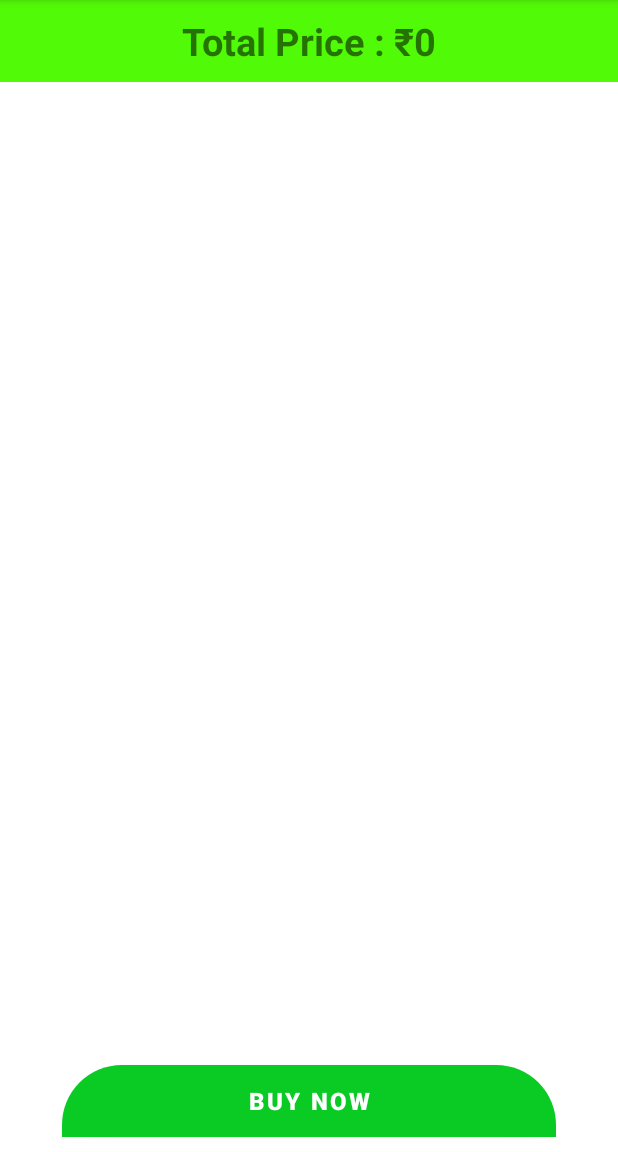
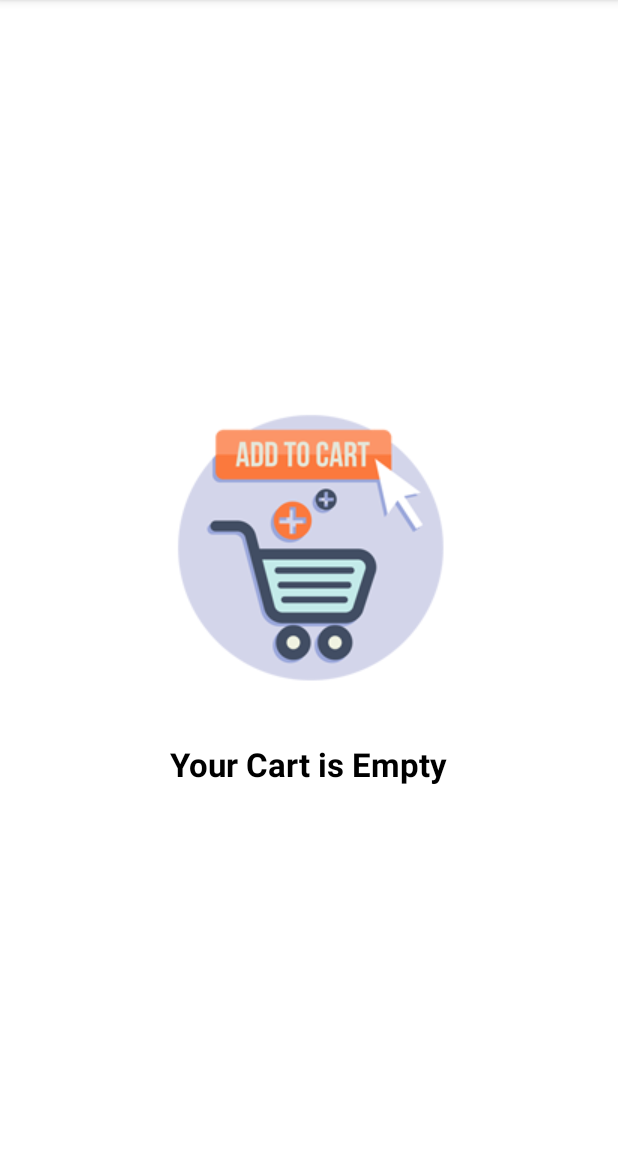
Before and after one commit to vraj129/Grocery-app, an Android app: the CartActivity screen opened directly, with no data from a screen before it, on a phone screen of 412 x 824 dp, the part 84-1236 px from its top. Run offline under Robolectric (Android 15) with nearby library versions, the light colour scheme and no system bars; our stand-ins replace Firebase (no records; nobody signed in at launch, a user with empty details on screens opened directly).

Commit message:
Project Complete

```diff
--- a/app/src/main/AndroidManifest.xml
+++ b/app/src/main/AndroidManifest.xml
@@ -11,6 +11,9 @@
         android:roundIcon="@mipmap/ic_launcher_round"
         android:supportsRtl="true"
         android:theme="@style/Theme.Grocery">
+        <activity
+            android:name=".BuyProduct"
+            android:exported="false" />
         <activity
             android:name=".CartActivity"
             android:exported="false" />
--- a/app/src/main/java/com/example/grocery/CartActivity.java
+++ b/app/src/main/java/com/example/grocery/CartActivity.java
@@ -13,8 +13,11 @@
 import android.content.IntentFilter;
 import android.os.Bundle;
 import android.view.View;
+import android.widget.Button;
 import android.widget.LinearLayout;
+import android.widget.ProgressBar;
 import android.widget.TextView;
+import android.widget.Toast;
 
 import com.example.grocery.Adapter.CartAdapter;
 import com.example.grocery.Model.CartModel;
@@ -36,9 +39,13 @@
     List<CartModel> cartModelList;
     TextView textView;
     FirebaseAuth auth;
+    boolean status = false;
     FirebaseFirestore firestore;
     LinearLayout linearLayout;
     ConstraintLayout constraintLayout;
+    ProgressBar progressBar;
+    int amount=0;
+    Button buyButton;
     @Override
     protected void onCreate(Bundle savedInstanceState) {
         super.onCreate(savedInstanceState);
@@ -50,39 +57,62 @@
         textView = findViewById(R.id.textView);
         linearLayout = findViewById(R.id.linearlayout);
         constraintLayout = findViewById(R.id.constraint);
-        LocalBroadcastManager.getInstance(CartActivity.this)
-                .registerReceiver(mMBroadcastReceiver,new IntentFilter("TotalAmount"));
-
+        progressBar = findViewById(R.id.progressbar);
+        progressBar.setVisibility(View.VISIBLE);
+        recyclerView.setVisibility(View.GONE);
         recyclerView.setLayoutManager(new LinearLayoutManager(CartActivity.this));
 
         cartModelList = new ArrayList<>();
         cartAdapter = new CartAdapter(CartActivity.this,cartModelList);
         recyclerView.setAdapter(cartAdapter);
-        firestore.collection("AddToCart").document(auth.getCurrentUser().getUid())
-                .collection("currentUser").get().addOnCompleteListener(new OnCompleteListener<QuerySnapshot>() {
+        firestore.collection("currentUser").document(auth.getCurrentUser().getUid())
+                .collection("AddToCart").get().addOnCompleteListener(new OnCompleteListener<QuerySnapshot>() {
             @Override
             public void onComplete(@NonNull Task<QuerySnapshot> task) {
                 if(task.isSuccessful())
                 {
+                    linearLayout.setVisibility(View.GONE);
+                    constraintLayout.setVisibility(View.VISIBLE);
+
+
                     for(DocumentSnapshot documentSnapshot : task.getResult().getDocuments()){
-                        CartModel cartModel = documentSnapshot.toObject(CartModel.class);
+                        String documentId= documentSnapshot.getId();
+                                CartModel cartModel = documentSnapshot.toObject(CartModel.class);
+                                cartModel.setDocumentId(documentId);
                         cartModelList.add(cartModel);
                         cartAdapter.notifyDataSetChanged();
+                        progressBar.setVisibility(View.GONE);
+                        recyclerView.setVisibility(View.VISIBLE);
 
                     }
+
+                    calculateTotalAmount(cartModelList);
+                    amount = calculateTotalAmount(cartModelList);
+                    if(amount == 0)
+                    {
+                        status = true;
+                        progressBar.setVisibility(View.GONE);
+                        constraintLayout.setVisibility(View.GONE);
+                        linearLayout.setVisibility(View.VISIBLE);
+                        Toast.makeText(CartActivity.this, "Your Cart Is Empty", Toast.LENGTH_SHORT).show();
+                    }
                 }
-
             }
         });
 
+
     }
 
-    public BroadcastReceiver mMBroadcastReceiver = new BroadcastReceiver() {
-        @Override
-        public void onReceive(Context context, Intent intent) {
-                int totalBill = intent.getIntExtra("totalAmount",0);
-                textView.setText("Total Bill : ₹"+totalBill);
+    private int calculateTotalAmount(List<CartModel> cartModelList) {
+
+        int totalAmount = 0;
+        for(CartModel model : cartModelList)
+        {
+            totalAmount += Integer.parseInt(model.getTotalPrice());
         }
-    };
+        textView.setText("Total Amount : ₹"+String.valueOf(totalAmount));
+        return totalAmount;
+    }
+
 
 }
--- a/app/src/main/java/com/example/grocery/GrainDetails.java
+++ b/app/src/main/java/com/example/grocery/GrainDetails.java
@@ -92,8 +92,8 @@
         cartMap.put("totalQuantity",String.valueOf(quantity));
         cartMap.put("totalPrice",String.valueOf(totalprice));
 
-        firestore.collection("AddToCart").document(auth.getCurrentUser().getUid())
-                .collection("currentUser").add(cartMap).addOnCompleteListener(new OnCompleteListener<DocumentReference>() {
+        firestore.collection("currentUser").document(auth.getCurrentUser().getUid())
+                .collection("AddToCart").add(cartMap).addOnCompleteListener(new OnCompleteListener<DocumentReference>() {
             @Override
             public void onComplete(@NonNull Task<DocumentReference> task) {
                 Toast.makeText(GrainDetails.this,"Added To Cart",Toast.LENGTH_SHORT).show();
--- /dev/null
+++ b/app/src/main/res/drawable/ic_baseline_delete_24.xml
@@ -0,0 +1,5 @@
+<vector android:height="24dp" android:tint="#E50829"
+    android:viewportHeight="24" android:viewportWidth="24"
+    android:width="24dp" xmlns:android="http://schemas.android.com/apk/res/android">
+    <path android:fillColor="@android:color/white" android:pathData="M6,19c0,1.1 0.9,2 2,2h8c1.1,0 2,-0.9 2,-2V7H6v12zM19,4h-3.5l-1,-1h-5l-1,1H5v2h14V4z"/>
+</vector>
--- a/app/src/main/res/layout/activity_cart.xml
+++ b/app/src/main/res/layout/activity_cart.xml
@@ -84,6 +84,16 @@
             app:layout_constraintStart_toStartOf="parent"
             app:layout_constraintWidth_percent=".8" />
 
+        <ProgressBar
+            android:id="@+id/progressbar"
+            android:visibility="gone"
+            android:layout_width="wrap_content"
+            android:layout_height="wrap_content"
+            app:layout_constraintBottom_toBottomOf="parent"
+            app:layout_constraintEnd_toEndOf="parent"
+            app:layout_constraintStart_toStartOf="parent"
+            app:layout_constraintTop_toTopOf="parent" />
+
     </androidx.constraintlayout.widget.ConstraintLayout>
 
 
--- a/app/src/main/res/layout/activity_main.xml
+++ b/app/src/main/res/layout/activity_main.xml
@@ -20,11 +20,12 @@
             android:orientation="horizontal">
 
             <ImageView
+                android:id="@+id/logout"
                 android:layout_width="wrap_content"
                 android:layout_height="wrap_content"
                 android:layout_alignParentLeft="true"
-                android:src="@drawable/ic_baseline_people_alt_24"
-               />
+                android:src="@drawable/ic_baseline_login_24" />
+
 
             <ImageView
                 android:id="@+id/cart"
```
Also changed, not shown: app/src/main/java/com/example/grocery/Adapter/CartAdapter.java (+41 -4 lines), app/src/main/java/com/example/grocery/BuyProduct.java (added, +14 -0 lines), app/src/main/java/com/example/grocery/Fragments/LoginTabFragment.java (+23 -2 lines), app/src/main/java/com/example/grocery/Fragments/RegisTabFragment.java (+8 -2 lines), app/src/main/java/com/example/grocery/MainActivity.java (+17 -2 lines), app/src/main/java/com/example/grocery/Model/CartModel.java (+9 -0 lines), app/src/main/res/layout/activity_buy_product.xml (added, +32 -0 lines), app/src/main/res/layout/cart_view.xml (+10 -2 lines).
